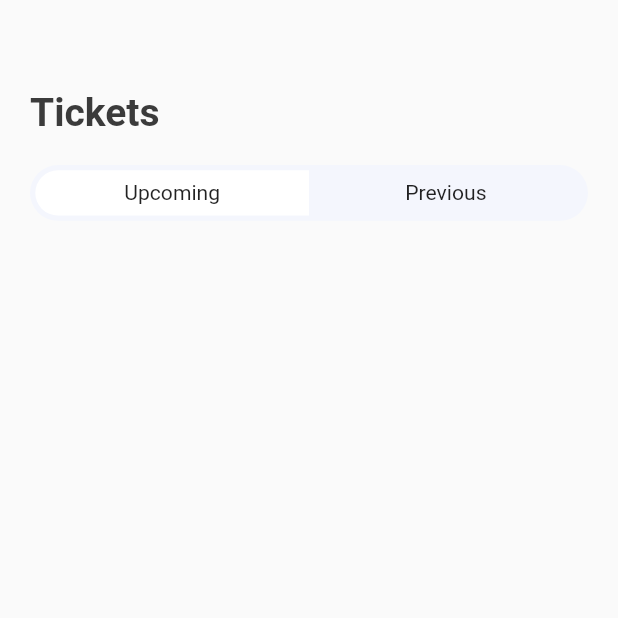
After one commit to theclassical-dev/flutter-ticketTest, a Flutter app: the TicketScreen screen opened directly, on a phone screen of 412 x 824 dp, the top half of it. The commit adds this screen. Run offline on Flutter 3.47's test engine with Material 2 defaults, Android fonts, the phone set to English and light mode, and no system bars; our stand-ins replace fluentui_icons, gap, get.

Commit message:
ticketscreen created and updated with the first row

```diff
--- a/lib/screens/bottom_bar.dart
+++ b/lib/screens/bottom_bar.dart
@@ -3,6 +3,7 @@ import 'package:flutter/cupertino.dart';
 import 'package:flutter/material.dart';
 import 'package:ticktest/screens/home_screen.dart';
 import 'package:ticktest/screens/search_screen.dart';
+import 'package:ticktest/screens/ticket_screen.dart';
 
 class BottomBar extends StatefulWidget {
   const BottomBar({Key? key}) : super(key: key);
@@ -16,7 +17,7 @@ class _BottomBarState extends State<BottomBar> {
   static final List<Widget>_widgetOptions =<Widget>[
     const HomeScreen(),
     const SearchScreen(),
-    const Text("Tickets"),
+    const TicketScreen(),
     const Text("Profile")
   ];
 
--- a/lib/screens/search_screen.dart
+++ b/lib/screens/search_screen.dart
@@ -4,6 +4,7 @@ import 'package:gap/gap.dart';
 import 'package:ticktest/utils/app_layout.dart';
 import 'package:ticktest/utils/app_styles.dart';
 import 'package:ticktest/widgets/icon_text_widget.dart';
+import 'package:ticktest/widgets/tickets_tabs.dart';
 
 import '../widgets/view_all.dart';
 
@@ -21,48 +22,7 @@ class SearchScreen extends StatelessWidget {
           Gap(AppLayout.getHeight(40)),
           Text("What are \n you looking for ?", style: Styles.headLineStyle.copyWith(fontSize: 35),),
           Gap(AppLayout.getHeight(20)),
-          FittedBox(
-           child:  Container(
-             padding: const EdgeInsets.all(3.5),
-             child: Row(
-               children: [
-                 /*
-                * airline ticket
-                * */
-                 Container(
-                     width: size.width*.44,
-                     padding: EdgeInsets.symmetric(vertical: AppLayout.getHeight(7)),
-                     decoration: BoxDecoration(
-                         borderRadius: BorderRadius.horizontal(left: Radius.circular(AppLayout.getHeight(50),)),
-                         color: Colors.white
-                     ),
-                     child: Center(
-                       child: Text("Airline tickets"),
-                     )
-                 ),
-                 /*
-                * hotels
-                * */
-                 Container(
-                     width: size.width*.44,
-                     padding: EdgeInsets.symmetric(vertical: AppLayout.getHeight(7)),
-                     decoration: BoxDecoration(
-                       borderRadius: BorderRadius.horizontal(right: Radius.circular(AppLayout.getHeight(50),)),
-                       color: Colors.transparent
-                     ),
-                     child: Center(
-                       child: Text("Hotels"),
-                     )
-                 ),
-               ],
-             ),
-             decoration: BoxDecoration(
-                 borderRadius: BorderRadius.circular(AppLayout.getHeight(50),),
-                 color: const Color(0xFFF4F6FD)
-
-             ),
-           ),
-         ),
+          const AppTicketTabs(firstTab: "Airline Tickets", secondTab: "Hotels"),
           /* second  container*/
           Gap(AppLayout.getHeight(25)),
           const AppIconText(icon: Icons.flight_takeoff_rounded, text: "Departure"),
--- /dev/null
+++ b/lib/screens/ticket_screen.dart
@@ -0,0 +1,30 @@
+import 'package:flutter/cupertino.dart';
+import 'package:flutter/material.dart';
+import 'package:gap/gap.dart';
+import 'package:ticktest/utils/app_layout.dart';
+import 'package:ticktest/utils/app_styles.dart';
+import 'package:ticktest/widgets/tickets_tabs.dart';
+
+class TicketScreen extends StatelessWidget {
+  const TicketScreen({Key? key}) : super(key: key);
+
+  @override
+  Widget build(BuildContext context) {
+    final size = AppLayout.getSize(context);
+    return Scaffold(
+      body: Stack(
+        children: [
+          ListView(
+            padding: EdgeInsets.symmetric(horizontal: AppLayout.getHeight(20), vertical: AppLayout.getHeight(20)),
+            children: [
+              Gap(AppLayout.getHeight(40)),
+              Text("Tickets", style: Styles.headLineStyle,),
+              Gap(AppLayout.getHeight(20)),
+              AppTicketTabs(firstTab: "Upcoming", secondTab: "Previous"),
+            ],
+          )
+        ],
+      ),
+    );
+  }
+}
--- /dev/null
+++ b/lib/widgets/tickets_tabs.dart
@@ -0,0 +1,58 @@
+import 'package:flutter/cupertino.dart';
+import 'package:flutter/material.dart';
+
+import '../utils/app_layout.dart';
+
+class AppTicketTabs extends StatelessWidget {
+  final String firstTab;
+  final String secondTab;
+
+  const AppTicketTabs({Key? key, required this.firstTab, required this.secondTab}) : super(key: key);
+
+  @override
+  Widget build(BuildContext context) {
+    final size = AppLayout.getSize(context);
+    return FittedBox(
+      child:  Container(
+        padding: const EdgeInsets.all(3.5),
+        child: Row(
+          children: [
+            /*
+            * airline ticket
+             */
+            Container(
+                width: size.width*.44,
+                padding: EdgeInsets.symmetric(vertical: AppLayout.getHeight(7)),
+                decoration: BoxDecoration(
+                    borderRadius: BorderRadius.horizontal(left: Radius.circular(AppLayout.getHeight(50),)),
+                    color: Colors.white
+                ),
+                child: Center(
+                  child: Text(firstTab),
+                )
+            ),
+            /*
+                * hotels
+                * */
+            Container(
+                width: size.width*.44,
+                padding: EdgeInsets.symmetric(vertical: AppLayout.getHeight(7)),
+                decoration: BoxDecoration(
+                    borderRadius: BorderRadius.horizontal(right: Radius.circular(AppLayout.getHeight(50),)),
+                    color: Colors.transparent
+                ),
+                child: Center(
+                  child: Text(secondTab),
+                )
+            ),
+          ],
+        ),
+        decoration: BoxDecoration(
+            borderRadius: BorderRadius.circular(AppLayout.getHeight(50),),
+            color: const Color(0xFFF4F6FD)
+
+        ),
+      ),
+    );
+  }
+}
```
